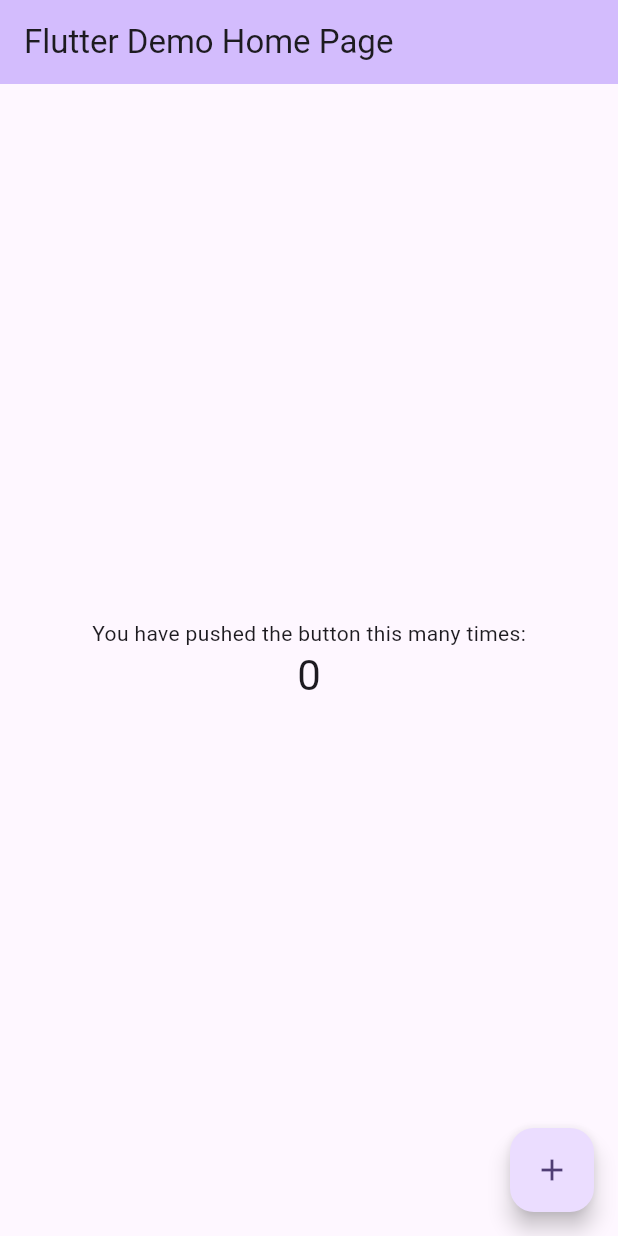
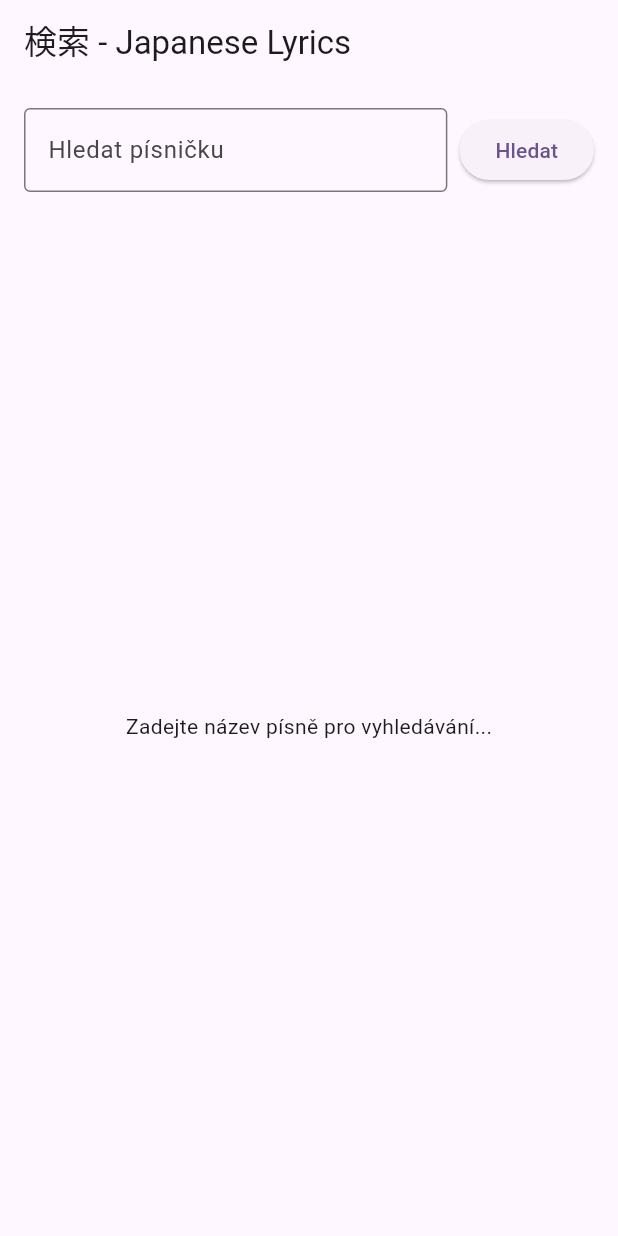
Before and after one commit to Matyanson/flutter-japanese-lyrics, a Flutter app: the screen it shows after launch, on a phone screen of 412 x 824 dp. Run offline on Flutter 3.47's test engine with Material 3 defaults, Android fonts, the phone set to English and light mode, and no system bars.

Commit message:
feat: main screen

```diff
--- /dev/null
+++ b/lib/components/custom_search_bar.dart
@@ -0,0 +1,42 @@
+import 'package:flutter/material.dart';
+
+class CustomSearchBar extends StatefulWidget {
+  const CustomSearchBar({super.key});
+
+  @override
+  State<CustomSearchBar> createState() => _CustomSearchBarState();
+}
+
+class _CustomSearchBarState extends State<CustomSearchBar> {
+  final _controller = TextEditingController();
+
+  void _onSearch() {
+    final query = _controller.text.trim();
+    if (query.isNotEmpty) {
+      print('Searching for: $query'); // zatím jen logujeme
+    }
+  }
+
+  @override
+  Widget build(BuildContext context) {
+    return Row(
+      children: [
+        Expanded(
+          child: TextField(
+            controller: _controller,
+            decoration: const InputDecoration(
+              labelText: 'Hledat písničku',
+              border: OutlineInputBorder(),
+            ),
+            onSubmitted: (_) => _onSearch(),
+          ),
+        ),
+        const SizedBox(width: 8),
+        ElevatedButton(
+          onPressed: _onSearch,
+          child: const Text('Hledat'),
+        ),
+      ],
+    );
+  }
+}
--- a/lib/main.dart
+++ b/lib/main.dart
@@ -1,122 +1,22 @@
 import 'package:flutter/material.dart';
+import 'routes/search/search_screen.dart';
 
 void main() {
-  runApp(const MyApp());
+  runApp(const JapLyricsApp());
 }
 
-class MyApp extends StatelessWidget {
-  const MyApp({super.key});
+class JapLyricsApp extends StatelessWidget {
+  const JapLyricsApp({super.key});
 
-  // This widget is the root of your application.
   @override
   Widget build(BuildContext context) {
     return MaterialApp(
-      title: 'Flutter Demo',
+      title: 'Japanese Lyrics App',
       theme: ThemeData(
-        // This is the theme of your application.
-        //
-        // TRY THIS: Try running your application with "flutter run". You'll see
-        // the application has a purple toolbar. Then, without quitting the app,
-        // try changing the seedColor in the colorScheme below to Colors.green
-        // and then invoke "hot reload" (save your changes or press the "hot
-        // reload" button in a Flutter-supported IDE, or press "r" if you used
-        // the command line to start the app).
-        //
-        // Notice that the counter didn't reset back to zero; the application
-        // state is not lost during the reload. To reset the state, use hot
-        // restart instead.
-        //
-        // This works for code too, not just values: Most code changes can be
-        // tested with just a hot reload.
         colorScheme: ColorScheme.fromSeed(seedColor: Colors.deepPurple),
+        useMaterial3: true,
       ),
-      home: const MyHomePage(title: 'Flutter Demo Home Page'),
+      home: const SearchScreen(),
     );
   }
 }
-
-class MyHomePage extends StatefulWidget {
-  const MyHomePage({super.key, required this.title});
-
-  // This widget is the home page of your application. It is stateful, meaning
-  // that it has a State object (defined below) that contains fields that affect
-  // how it looks.
-
-  // This class is the configuration for the state. It holds the values (in this
-  // case the title) provided by the parent (in this case the App widget) and
-  // used by the build method of the State. Fields in a Widget subclass are
-  // always marked "final".
-
-  final String title;
-
-  @override
-  State<MyHomePage> createState() => _MyHomePageState();
-}
-
-class _MyHomePageState extends State<MyHomePage> {
-  int _counter = 0;
-
-  void _incrementCounter() {
-    setState(() {
-      // This call to setState tells the Flutter framework that something has
-      // changed in this State, which causes it to rerun the build method below
-      // so that the display can reflect the updated values. If we changed
-      // _counter without calling setState(), then the build method would not be
-      // called again, and so nothing would appear to happen.
-      _counter++;
-    });
-  }
-
-  @override
-  Widget build(BuildContext context) {
-    // This method is rerun every time setState is called, for instance as done
-    // by the _incrementCounter method above.
-    //
-    // The Flutter framework has been optimized to make rerunning build methods
-    // fast, so that you can just rebuild anything that needs updating rather
-    // than having to individually change instances of widgets.
-    return Scaffold(
-      appBar: AppBar(
-        // TRY THIS: Try changing the color here to a specific color (to
-        // Colors.amber, perhaps?) and trigger a hot reload to see the AppBar
-        // change color while the other colors stay the same.
-        backgroundColor: Theme.of(context).colorScheme.inversePrimary,
-        // Here we take the value from the MyHomePage object that was created by
-        // the App.build method, and use it to set our appbar title.
-        title: Text(widget.title),
-      ),
-      body: Center(
-        // Center is a layout widget. It takes a single child and positions it
-        // in the middle of the parent.
-        child: Column(
-          // Column is also a layout widget. It takes a list of children and
-          // arranges them vertically. By default, it sizes itself to fit its
-          // children horizontally, and tries to be as tall as its parent.
-          //
-          // Column has various properties to control how it sizes itself and
-          // how it positions its children. Here we use mainAxisAlignment to
-          // center the children vertically; the main axis here is the vertical
-          // axis because Columns are vertical (the cross axis would be
-          // horizontal).
-          //
-          // TRY THIS: Invoke "debug painting" (choose the "Toggle Debug Paint"
-          // action in the IDE, or press "p" in the console), to see the
-          // wireframe for each widget.
-          mainAxisAlignment: MainAxisAlignment.center,
-          children: <Widget>[
-            const Text('You have pushed the button this many times:'),
-            Text(
-              '$_counter',
-              style: Theme.of(context).textTheme.headlineMedium,
-            ),
-          ],
-        ),
-      ),
-      floatingActionButton: FloatingActionButton(
-        onPressed: _incrementCounter,
-        tooltip: 'Increment',
-        child: const Icon(Icons.add),
-      ), // This trailing comma makes auto-formatting nicer for build methods.
-    );
-  }
-}
--- /dev/null
+++ b/lib/routes/search/search_screen.dart
@@ -0,0 +1,28 @@
+import 'package:flutter/material.dart';
+import 'package:japanese_lyrics_app/components/custom_search_bar.dart';
+
+class SearchScreen extends StatelessWidget {
+  const SearchScreen({super.key});
+
+  @override
+  Widget build(BuildContext context) {
+    return Scaffold(
+      appBar: AppBar(
+        title: const Text('検索 - Japanese Lyrics'),
+      ),
+      body: Column(
+        children: const [
+          Padding(
+            padding: EdgeInsets.all(16.0),
+            child: CustomSearchBar(),
+          ),
+          Expanded(
+            child: Center(
+              child: Text('Zadejte název písně pro vyhledávání...'),
+            ),
+          ),
+        ],
+      ),
+    );
+  }
+}
```
Also changed, not shown: lib/routes/search/search_controller.dart (added).
